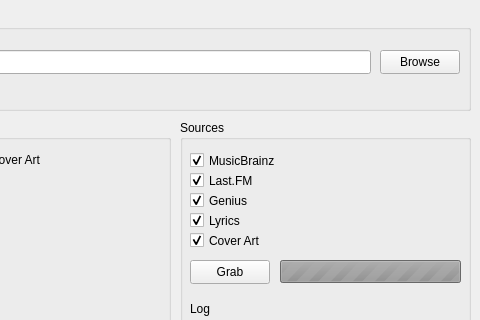
The window that mainwindow.ui (dylondark/InTAGrator) describes before a commit, drawn with Qt 5; both pictures show x 800 to 1280 and y 0 to 320 of the 1280 by 720 pixel window.
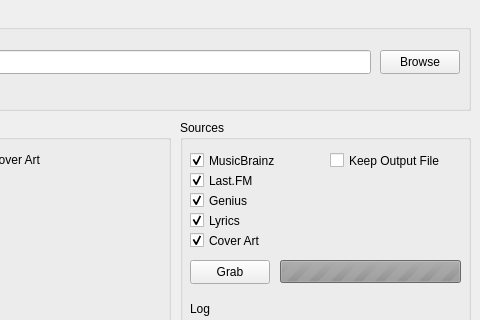
The same window after the commit. Icons and pictures are not drawn.

Commit message: Add check box for keeping script file

What changed in the file:
```diff
--- a/mainwindow.ui
+++ b/mainwindow.ui
@@ -461,6 +461,19 @@
       <number>-1</number>
      </property>
     </widget>
+    <widget class="QCheckBox" name="keepOutputCheckBox">
+     <property name="geometry">
+      <rect>
+       <x>150</x>
+       <y>30</y>
+       <width>121</width>
+       <height>21</height>
+      </rect>
+     </property>
+     <property name="text">
+      <string>Keep Output File</string>
+     </property>
+    </widget>
    </widget>
   </widget>
  </widget>
```
The commit also changes 1 other file.
